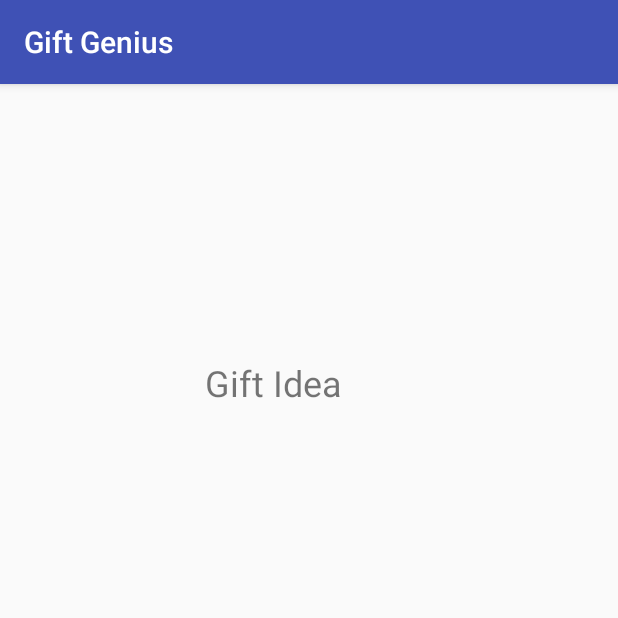
After one commit to paulhighum/Gift-Genius-Kotlin-Frontend, an Android app: the IdeaActivity screen opened directly, with no data from a screen before it, on a phone screen of 412 x 824 dp, the top half of it. The commit adds this screen. Run offline under Robolectric (Android 15) with nearby library versions, the phone set to English and light mode, and no system bars.

Commit message:
adds second activity, parses json

```diff
--- a/app/src/main/AndroidManifest.xml
+++ b/app/src/main/AndroidManifest.xml
@@ -2,7 +2,7 @@
 <manifest xmlns:android="http://schemas.android.com/apk/res/android"
     package="com.example.paulmhighum.giftgenius">
 
-    <uses-permission android:name="android.permission.INTERNET"/>
+    <uses-permission android:name="android.permission.INTERNET" />
 
     <application
         android:allowBackup="true"
@@ -18,6 +18,7 @@
                 <category android:name="android.intent.category.LAUNCHER" />
             </intent-filter>
         </activity>
+        <activity android:name=".IdeaActivity"></activity>
     </application>
 
 </manifest>
--- /dev/null
+++ b/app/src/main/java/com/example/paulmhighum/giftgenius/IdeaActivity.kt
@@ -0,0 +1,12 @@
+package com.example.paulmhighum.giftgenius
+
+import android.support.v7.app.AppCompatActivity
+import android.os.Bundle
+
+class IdeaActivity : AppCompatActivity() {
+
+    override fun onCreate(savedInstanceState: Bundle?) {
+        super.onCreate(savedInstanceState)
+        setContentView(R.layout.activity_idea)
+    }
+}
--- /dev/null
+++ b/app/src/main/res/layout/activity_idea.xml
@@ -0,0 +1,25 @@
+<?xml version="1.0" encoding="utf-8"?>
+<android.support.constraint.ConstraintLayout xmlns:android="http://schemas.android.com/apk/res/android"
+    xmlns:app="http://schemas.android.com/apk/res-auto"
+    xmlns:tools="http://schemas.android.com/tools"
+    android:layout_width="match_parent"
+    android:layout_height="match_parent"
+    tools:context="com.example.paulmhighum.giftgenius.IdeaActivity">
+
+    <TextView
+        android:id="@+id/textView"
+        android:layout_width="138dp"
+        android:layout_height="64dp"
+        android:layout_marginBottom="8dp"
+        android:layout_marginEnd="8dp"
+        android:layout_marginStart="8dp"
+        android:layout_marginTop="8dp"
+        android:text="Gift Idea"
+        android:textSize="24sp"
+        app:layout_constraintBottom_toBottomOf="parent"
+        app:layout_constraintEnd_toEndOf="parent"
+        app:layout_constraintHorizontal_bias="0.498"
+        app:layout_constraintStart_toStartOf="parent"
+        app:layout_constraintTop_toTopOf="parent"
+        app:layout_constraintVertical_bias="0.254" />
+</android.support.constraint.ConstraintLayout>
```
Also changed, not shown: app/build.gradle (+10 -1 lines), app/src/main/java/com/example/paulmhighum/giftgenius/Idea.kt (added, +17 -0 lines), app/src/main/java/com/example/paulmhighum/giftgenius/MainActivity.kt (+18 -4 lines).
